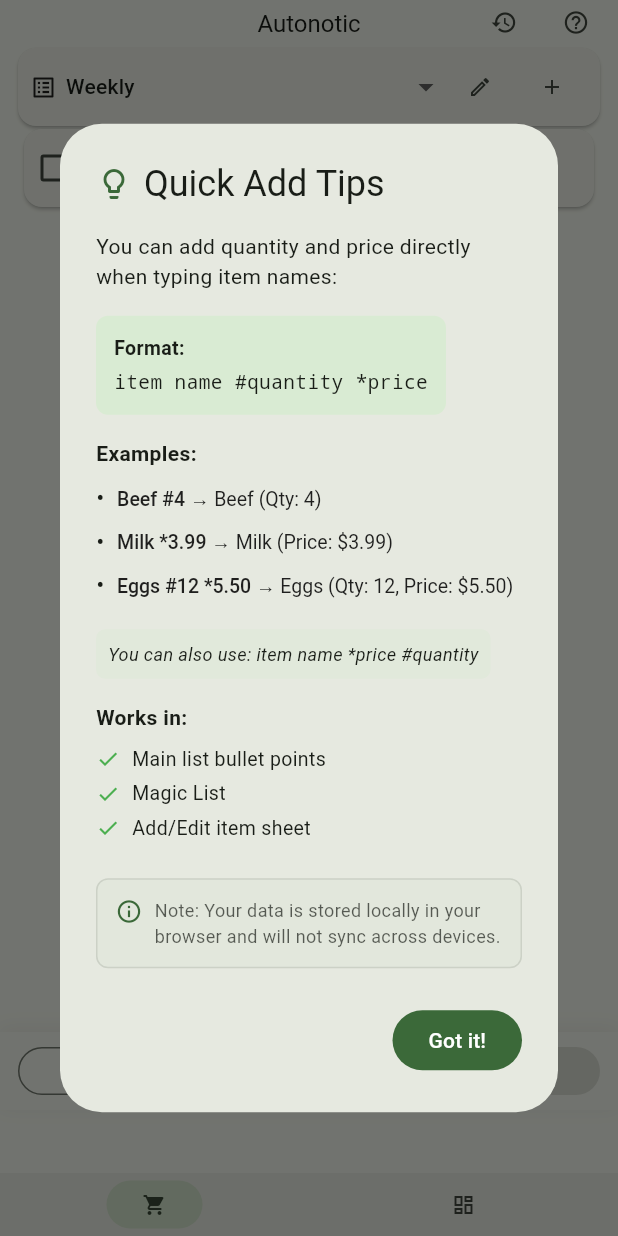
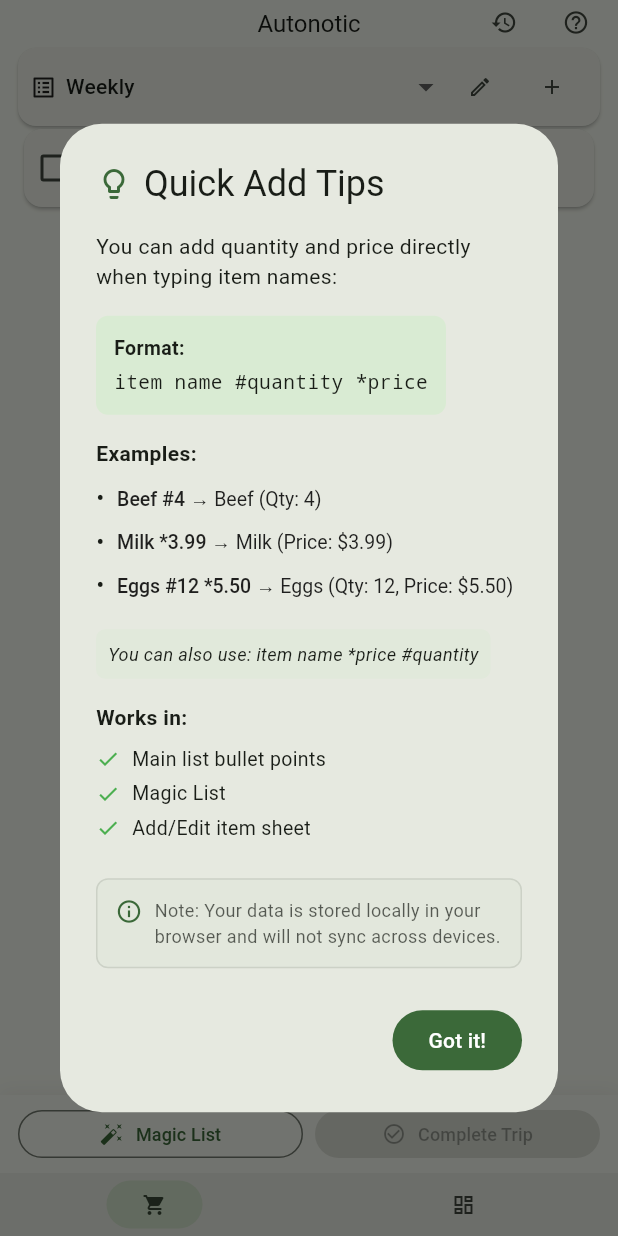
Before and after one commit to Ahmed-Estiak/note-app, a Flutter app: the screen it shows after launch, on a phone screen of 412 x 824 dp. Run offline on Flutter 3.47's test engine with Material 3 defaults, Android fonts, the phone set to English and light mode, and no system bars; our stand-ins replace shared_preferences.

Commit message:
Refactor focus handling and layout in ListsPage to improve keyboard interaction. Simplify focus requests for items and adjust ListView padding to ensure proper visibility above the keyboard and bottom UI elements, enhancing user experience during item interactions.

```diff
--- a/lib/pages/lists_page.dart
+++ b/lib/pages/lists_page.dart
@@ -85,17 +85,10 @@
         final itemId = selectedList.items[i].id;
         final focusNode = _getFocusNode(itemId);
 
-        // Request focus after a delay to batch viewport recalculations on iOS
-        WidgetsBinding.instance.addPostFrameCallback((_) {
-          if (mounted) {
-            // Add delay to batch viewport recalculations
-            Future.delayed(const Duration(milliseconds: 50), () {
+        // Request focus immediately to keep keyboard open
         if (mounted) {
           focusNode.requestFocus();
         }
-            });
-          }
-        });
         break;
       }
     }
@@ -179,22 +172,17 @@
                 const SizedBox(height: 4),
               ],
 
-              // Items list - Use explicit height to prevent iOS from using content height in viewport calculations
-              Builder(
+              // Items list
+              Expanded(
+                child: LayoutBuilder(
+                  builder: (context, constraints) {
+                    // Get actual available height from constraints (not from ListView content)
+                    // This prevents iOS Safari from using ListView's total content height in viewport calculations
+                    return Builder(
                       builder: (context) {
-                  final mediaQuery = MediaQuery.of(context);
-                  final screenHeight = mediaQuery.size.height;
-                  final keyboardHeight = mediaQuery.viewInsets.bottom;
-                  final paddingTop = mediaQuery.padding.top;
-                  final paddingBottom = mediaQuery.padding.bottom;
-
-                  // Fixed heights
-                  const appBarHeight = 30.0;
-                  const listSelectorHeight = 36.0; // Approximate height of ListSelector
-                  const navigationBarHeight = 42.0; // From main_shell.dart
-
-                  // Calculate ExpiringBanner height if visible
-                  final expiringBannerHeight = expiringItems.isNotEmpty ? 48.0 : 0.0; // Banner + SizedBox gap
+                        // Calculate bottom padding to account for keyboard and bottom UI elements
+                        // With resizeToAvoidBottomInset: false, we manually handle all insets
+                        final keyboardHeight = MediaQuery.of(context).viewInsets.bottom;
 
                         // Check if quick suggestions are visible
                         final suggestions = provider.predictedItemNames(limit: 8);
@@ -209,25 +197,12 @@
                         // Calculate bottom UI height (quick suggestions + action buttons)
                         final bottomUIHeight = (quickSuggestionsVisible ? 60.0 : 0.0) + 36.0;
 
-                  // Calculate available height for ListView
-                  // Screen height - AppBar - padding top - ListSelector - ExpiringBanner - bottom UI - NavigationBar - padding bottom - keyboard
-                  // When keyboard is open, we need to subtract it from available height
-                  final availableHeight = screenHeight
-                      - paddingTop
-                      - appBarHeight
-                      - listSelectorHeight
-                      - expiringBannerHeight
-                      - bottomUIHeight
-                      - navigationBarHeight
-                      - paddingBottom
-                      - keyboardHeight; // Subtract keyboard height to get actual available space
+                        // Bottom padding = keyboard height + bottom UI height
+                        // NavigationBar spacing is handled by Positioned widget, so we don't add it here
+                        // This ensures content is scrollable above keyboard and bottom UI
+                        final bottomPadding = keyboardHeight + bottomUIHeight;
 
-                  // Bottom padding = keyboard height (add to padding so content scrolls above keyboard)
-                  final bottomPadding = keyboardHeight;
-
-                  return SizedBox(
-                    height: availableHeight,
-                    child: ListView.builder(
+                        return ListView.builder(
                           controller: _scrollController,
                           // Limit cache extent to prevent iOS from using total content height in viewport calculations
                           cacheExtent: 250.0,
@@ -247,7 +222,7 @@
                               key: ValueKey(item.id),
                               item: item,
                               focusNode: _getFocusNode(item.id),
-                              autoFocus: isLastItem && item.name.isEmpty,
+                              autoFocus: isLastItem && item.name.isEmpty && MediaQuery.of(context).viewInsets.bottom > 0,
                               onTextChanged: (text) {
                                 if (text.trim().isNotEmpty) {
                                   // Parse the text for quantity and price
@@ -313,9 +288,11 @@
                               },
                             );
                           },
-                        ),
                         );
                       },
+                    );
+                  },
+                ),
               ),
 
           // Invisible spacer to prevent content from going under positioned bottom UI
@@ -342,14 +319,8 @@
       ),
 
       // Bottom UI positioned absolutely above NavigationBar
-          // Use explicit bottom position to prevent iOS viewport miscalculations
-          Builder(
-            builder: (context) {
-              const navigationBarHeight = 42.0; // From main_shell.dart
-              final bottomPadding = MediaQuery.of(context).padding.bottom;
-
-              return Positioned(
-                bottom: bottomPadding + navigationBarHeight, // Safe area + NavigationBar height
+      Positioned(
+        bottom: 0.0, // Minimal gap - positioned directly above NavigationBar
         left: 0,
         right: 0,
         child: Column(
@@ -403,8 +374,6 @@
                 ),
               ],
             ),
-          );
-        },
           ),
         ],
       ),
@@ -533,11 +502,9 @@
         // But ensure it has focus to keep keyboard open
         final itemId = lastItem.id;
         final focusNode = _getFocusNode(itemId);
-        WidgetsBinding.instance.addPostFrameCallback((_) {
         if (mounted) {
           focusNode.requestFocus();
         }
-        });
         return;
       }
     }
@@ -545,13 +512,10 @@
     // Add new empty bullet
     await _addNewItem(provider, selectedList.items.length);
 
-    // Request focus on the new empty bullet with a single callback
-    // Keep it simple to avoid viewport resizing issues on iOS
-    WidgetsBinding.instance.addPostFrameCallback((_) {
+    // Request focus immediately on the new empty bullet to keep keyboard open
     if (mounted) {
       _focusLastEmptyBullet(provider);
     }
-    });
   }
 
   Future<void> _showEditItemSheet(BuildContext context, GroceryProvider provider, GroceryItem item) async {
```
Lines whose indentation alone changed are shown as unchanged.
